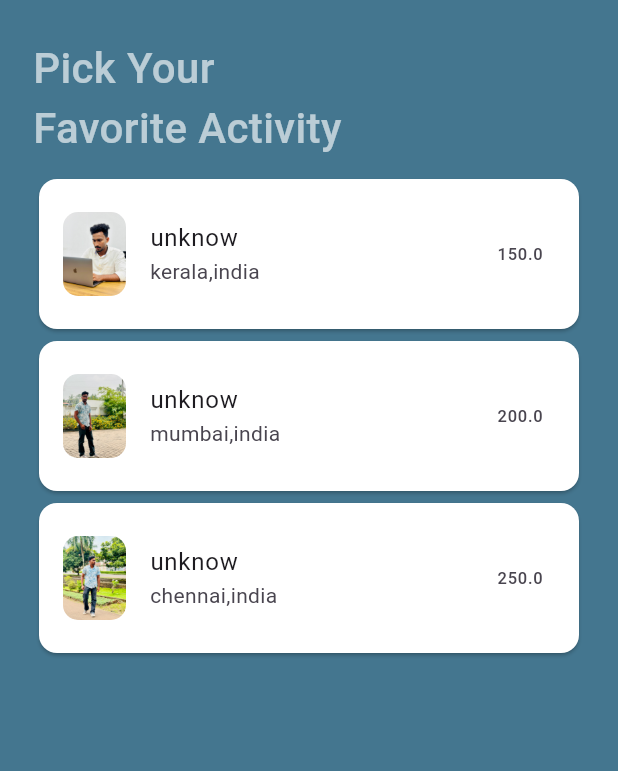
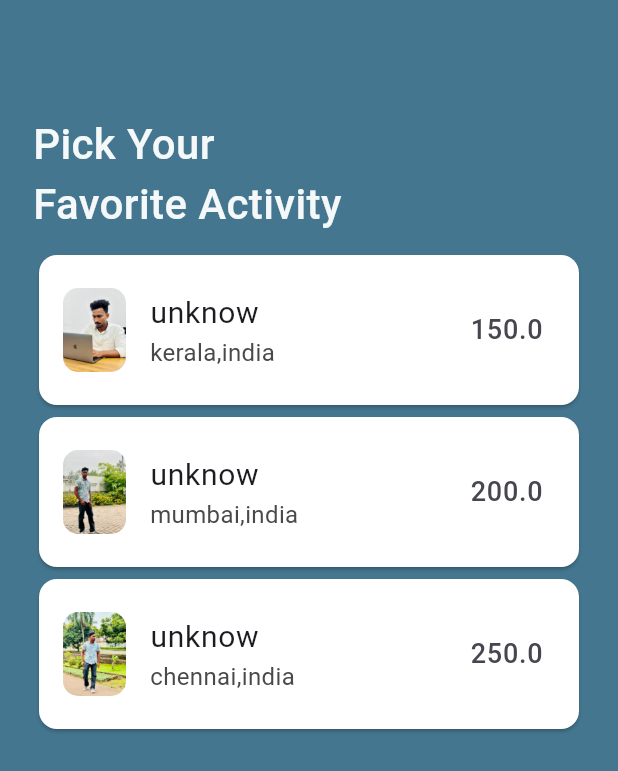
Before and after one commit to Ameer-Anas99/Animation, a Flutter app: the HomePage screen opened directly, on a phone screen of 412 x 824 dp. Shown: the top 771 px of the screen. Run offline on Flutter 3.47's test engine with Material 3 defaults, Android fonts, the phone set to English and light mode, and no system bars.

```diff
--- a/lib/main.dart
+++ b/lib/main.dart
@@ -1,4 +1,3 @@
-import 'package:animation/sample/iconbutton.dart';
 import 'package:animation/view/home_page.dart';
 
 import 'package:flutter/material.dart';
@@ -12,7 +11,6 @@ class MyApp extends StatelessWidget {
 
   @override
   Widget build(BuildContext context) {
-    return MaterialApp(
-        debugShowCheckedModeBanner: false, home: IconButtonPage());
+    return MaterialApp(debugShowCheckedModeBanner: false, home: HomePage());
   }
 }
--- a/lib/view/home_page.dart
+++ b/lib/view/home_page.dart
@@ -46,12 +46,12 @@ class _HomePageState extends State<HomePage> {
           children: [
             TweenAnimationBuilder<double>(
               tween: Tween<double>(begin: 0, end: 1),
-              duration: Duration(seconds: 3),
+              duration: Duration(seconds: 2),
               builder: (BuildContext context, double val, Widget? child) {
                 return Opacity(
                   opacity: val,
                   child: Padding(
-                    padding: EdgeInsets.only(top: val * 40),
+                    padding: EdgeInsets.only(top: val * 80),
                     child: child,
                   ),
                 );
@@ -96,14 +96,27 @@ class _HomePageState extends State<HomePage> {
             },
             leading: ClipRRect(
               borderRadius: BorderRadius.circular(10),
-              child: Image.asset(
-                activity.imageUrl,
-                height: 100,
+              child: Hero(
+                tag: 'activity-img-${activity.imageUrl}',
+                child: Image.asset(
+                  activity.imageUrl,
+                  height: 100,
+                ),
               ),
             ),
-            trailing: AppText(data: activity.price.toString()),
-            title: Text(activity.name),
-            subtitle: Text(activity.location),
+            trailing: AppText(
+              data: activity.price.toString(),
+              size: 18,
+            ),
+            title: AppText(
+              data: activity.name,
+              size: 20,
+            ),
+            subtitle: AppText(
+              data: activity.location,
+              size: 16,
+              color: Color.fromARGB(255, 74, 73, 73),
+            ),
           ),
         ),
       ),
```
Also changed, not shown: lib/sample/iconbutton.dart (+44 -44 lines), lib/widget/details.dart (+3 -4 lines).
